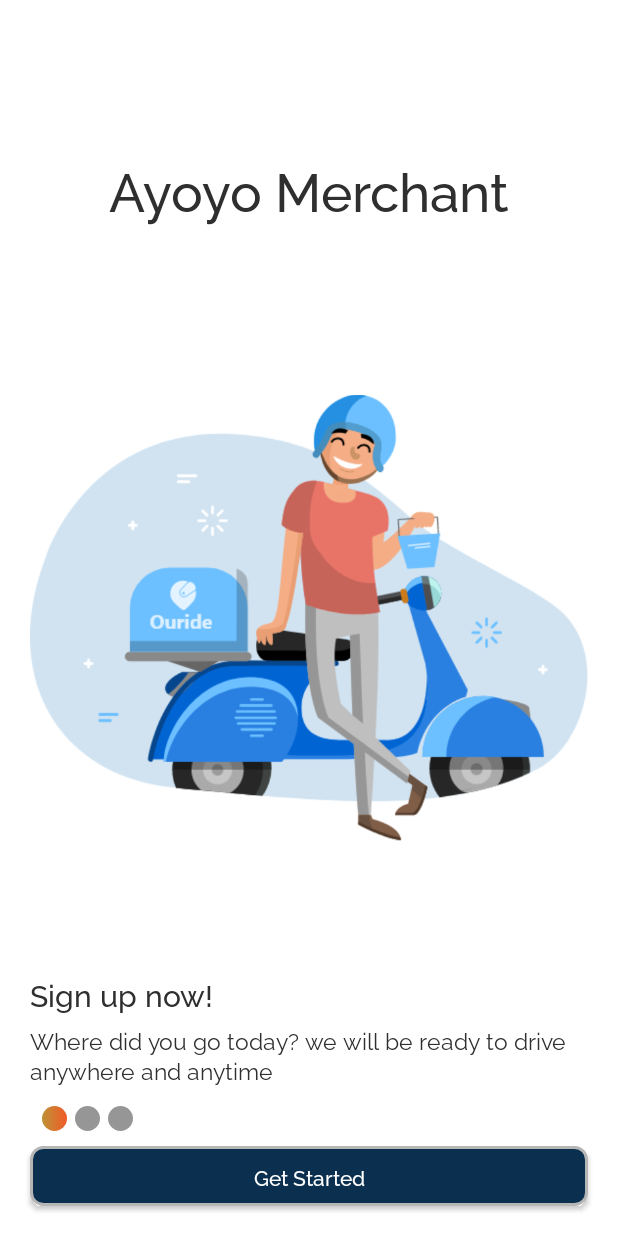
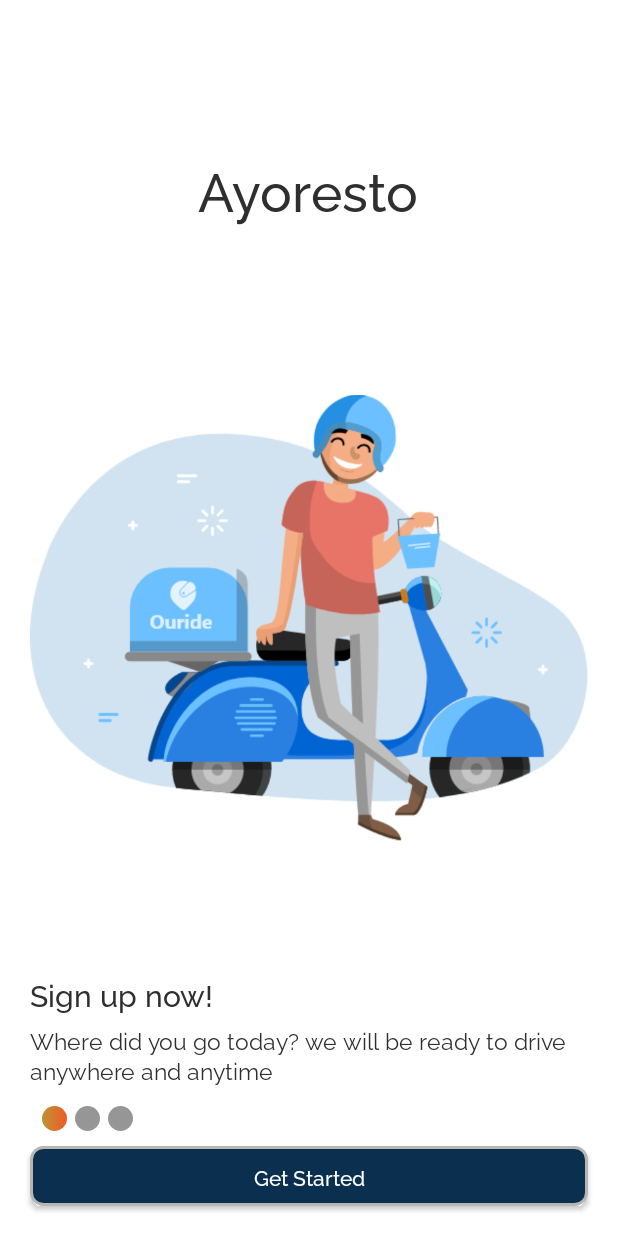
Before and after one commit to blackhole88/androidmerchantayoyo, an Android app: the IntroActivity screen opened directly, with no data from a screen before it, on a phone screen of 412 x 824 dp. Run offline under Robolectric (Android 15) with nearby library versions, the phone set to English and light mode, and no system bars; network calls fail.

Commit message:
fixing ayoyomerchant to ayoresto

```diff
--- a/app/src/main/res/values/strings.xml
+++ b/app/src/main/res/values/strings.xml
@@ -1,5 +1,5 @@
 <resources>
-    <string name="app_name">Ayoyo Merchant</string>
+    <string name="app_name">Ayoresto</string>
     <string name="google_maps_key" templateMergeStrategy="preserve" translatable="false">
         AIzaSyDxkD-RbYNfcc5feQyZASUuqNp2SVo_LNQ
     </string>
```
